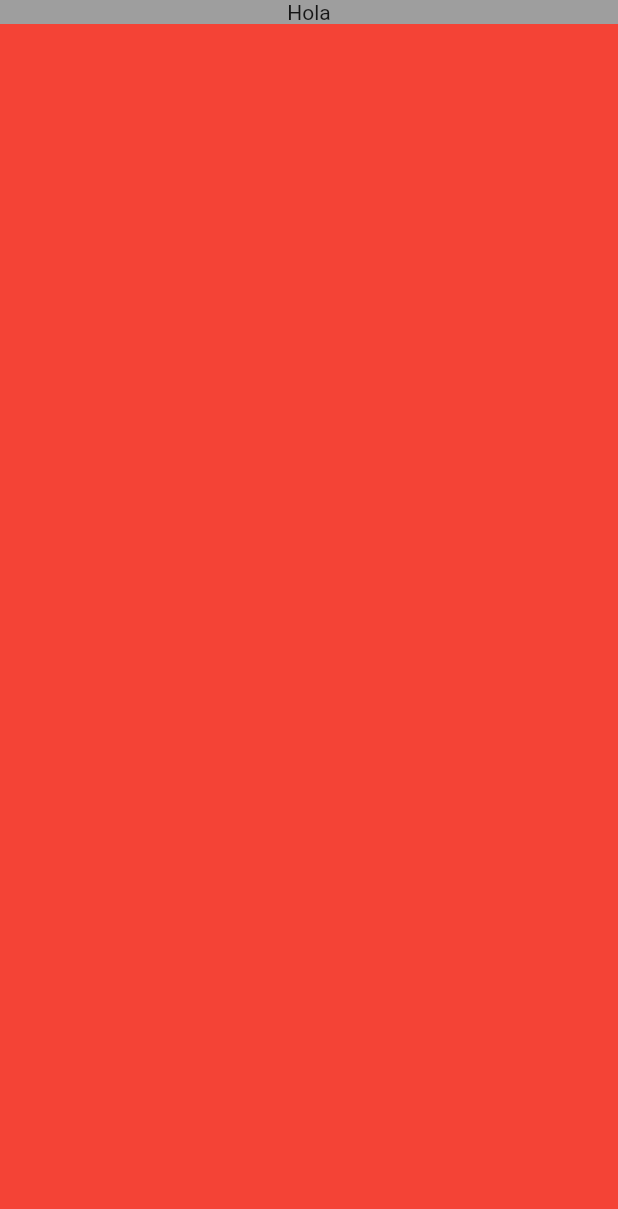
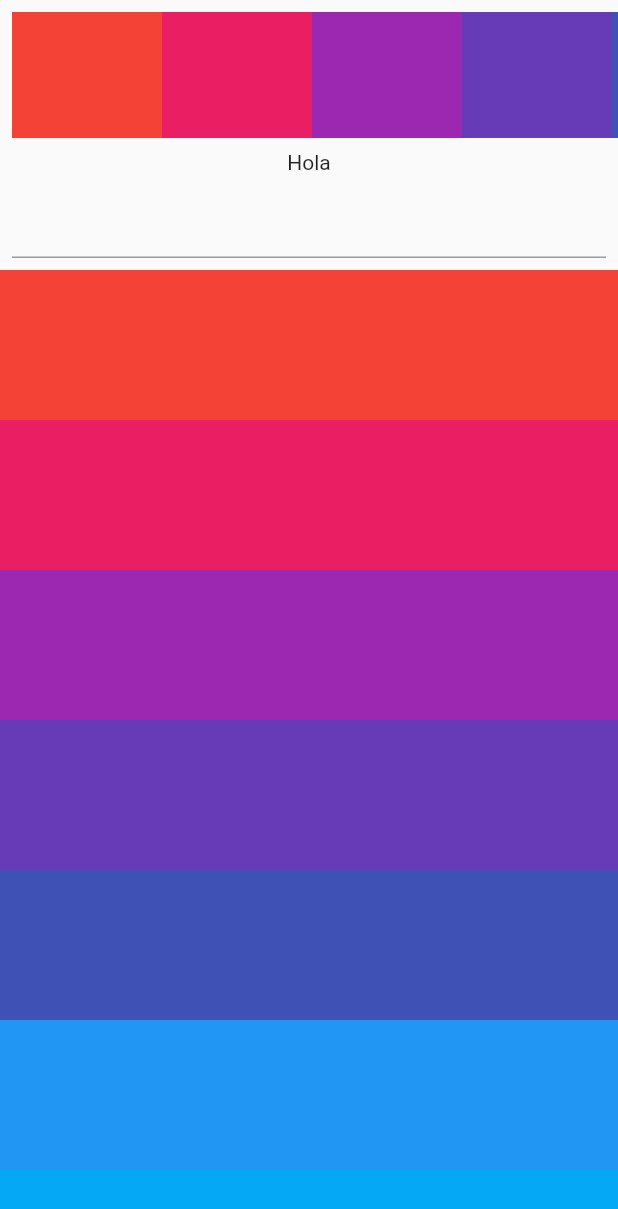
Before and after one commit to Miguel0328/flutter_social, a Flutter app: the screen it shows after launch, on a phone screen of 412 x 824 dp. Shown: the top 1209 px of the screen. Run offline on Flutter 3.47's test engine with Material 2 defaults, Android fonts, the phone set to English and light mode, and no system bars.

Commit message:
[Feat] SingleChildScrollView Widget => First steps

```diff
--- a/lib/main.dart
+++ b/lib/main.dart
@@ -1,5 +1,5 @@
 import 'package:flutter/material.dart';
-import 'package:flutter_social/widgets/safe_area.dart';
+import 'package:flutter_social/widgets/single_child_scroll_view.dart';
 
 void main() {
   runApp(const MyApp());
@@ -11,8 +11,8 @@ class MyApp extends StatelessWidget {
   // This widget is the root of your application.
   @override
   Widget build(BuildContext context) {
-    return const MaterialApp(
-      home: MySafeArea(),
+    return MaterialApp(
+      home: MySingleChildScrollView(),
     );
   }
 }
--- /dev/null
+++ b/lib/widgets/single_child_scroll_view.dart
@@ -0,0 +1,54 @@
+import 'package:flutter/material.dart';
+
+class MySingleChildScrollView extends StatelessWidget {
+  MySingleChildScrollView({super.key});
+
+  final containers = List.generate(
+    18,
+    (index) => Container(
+      width: 100,
+      height: 100,
+      color: Colors.primaries[index],
+    ),
+  );
+
+  @override
+  Widget build(BuildContext context) {
+    return Scaffold(
+      body: SafeArea(
+        child: Column(
+          children: [
+            SizedBox(
+              height: 100,
+              child: SingleChildScrollView(
+                padding: const EdgeInsets.all(8),
+                scrollDirection: Axis.horizontal,
+                // physics: const BouncingScrollPhysics(),
+                child: Row(
+                  children: containers,
+                ),
+              ),
+            ),
+            const Text("Hola"),
+            Expanded(
+              child: SingleChildScrollView(
+                keyboardDismissBehavior:
+                    ScrollViewKeyboardDismissBehavior.onDrag,
+                child: Column(
+                  crossAxisAlignment: CrossAxisAlignment.stretch,
+                  children: [
+                    const Padding(
+                      padding: EdgeInsets.all(8.0),
+                      child: TextField(),
+                    ),
+                    ...containers,
+                  ],
+                ),
+              ),
+            ),
+          ],
+        ),
+      ),
+    );
+  }
+}
```
